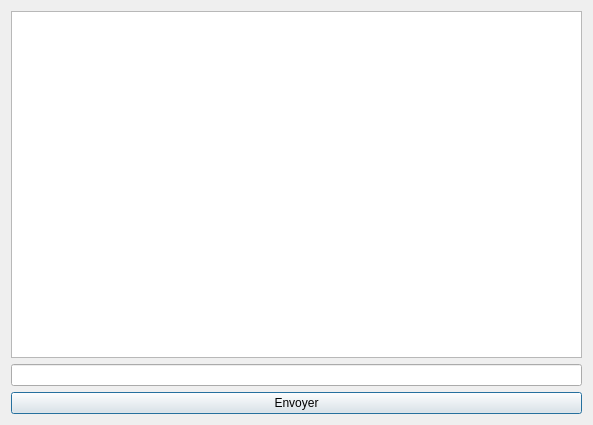
Above: chat.ui from houas6/Smart-Recruit-help-center before the change. Below: the same form after it.
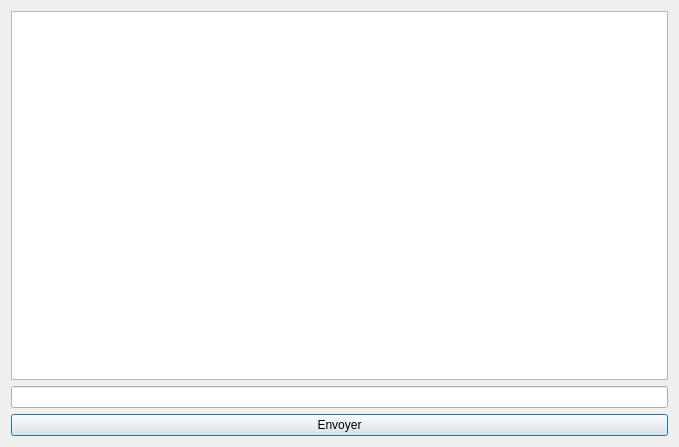
That is the form after the change.

Diff of the .ui file:
```diff
--- a/chat.ui
+++ b/chat.ui
@@ -6,8 +6,8 @@
    <rect>
     <x>0</x>
     <y>0</y>
-    <width>593</width>
-    <height>425</height>
+    <width>679</width>
+    <height>447</height>
    </rect>
   </property>
   <property name="windowTitle">
```
